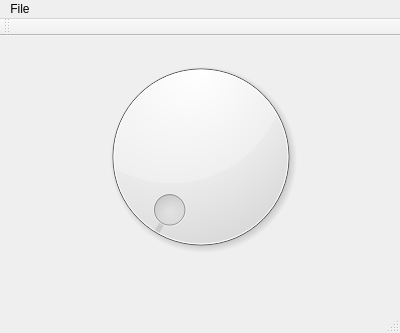
First picture: the form in light_controller.ui, repository kenaaker/light_controller, before the edit.
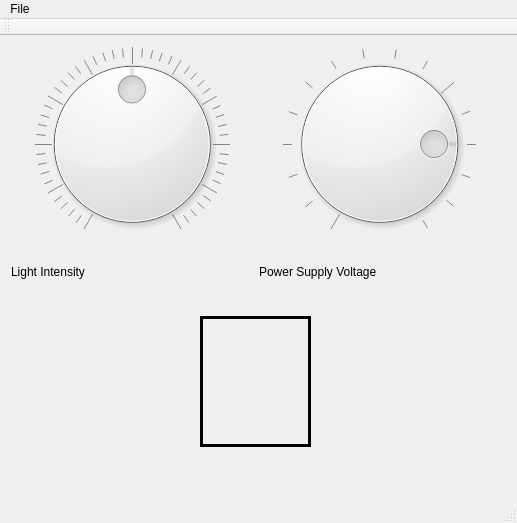
Second picture: the form after the edit. Icons and pictures are not drawn.

Commit message: New light controller core.

Diff of the .ui file:
```diff
--- a/light_controller.ui
+++ b/light_controller.ui
@@ -6,46 +6,157 @@
    <rect>
     <x>0</x>
     <y>0</y>
-    <width>400</width>
-    <height>333</height>
+    <width>517</width>
+    <height>523</height>
    </rect>
   </property>
   <property name="windowTitle">
    <string>light_controller</string>
   </property>
   <widget class="QWidget" name="centralWidget">
+   <property name="sizePolicy">
+    <sizepolicy hsizetype="MinimumExpanding" vsizetype="MinimumExpanding">
+     <horstretch>0</horstretch>
+     <verstretch>0</verstretch>
+    </sizepolicy>
+   </property>
    <widget class="QWidget" name="horizontalLayoutWidget">
     <property name="geometry">
      <rect>
       <x>0</x>
       <y>0</y>
-      <width>401</width>
-      <height>241</height>
+      <width>511</width>
+      <height>271</height>
      </rect>
     </property>
-    <layout class="QHBoxLayout" name="horizontalLayout">
+    <layout class="QHBoxLayout" name="horizontalLayout" stretch="5,5">
      <item>
-      <widget class="QDial" name="dial">
-       <property name="maximum">
-        <number>255</number>
+      <layout class="QVBoxLayout" name="light_intensity_layout" stretch="8,2">
+       <property name="sizeConstraint">
+        <enum>QLayout::SetDefaultConstraint</enum>
        </property>
-       <property name="singleStep">
-        <number>8</number>
-       </property>
-       <property name="pageStep">
-        <number>64</number>
-       </property>
-      </widget>
+       <item>
+        <widget class="QDial" name="light_intensity">
+         <property name="sizePolicy">
+          <sizepolicy hsizetype="MinimumExpanding" vsizetype="MinimumExpanding">
+           <horstretch>0</horstretch>
+           <verstretch>0</verstretch>
+          </sizepolicy>
+         </property>
+         <property name="toolTip">
+          <string extracomment="Light Intensity"/>
+         </property>
+         <property name="minimum">
+          <number>0</number>
+         </property>
+         <property name="maximum">
+          <number>100</number>
+         </property>
+         <property name="singleStep">
+          <number>1</number>
+         </property>
+         <property name="pageStep">
+          <number>10</number>
+         </property>
+         <property name="value">
+          <number>50</number>
+         </property>
+         <property name="notchesVisible">
+          <bool>true</bool>
+         </property>
+        </widget>
+       </item>
+       <item>
+        <widget class="QLabel" name="light_intensity_label">
+         <property name="sizePolicy">
+          <sizepolicy hsizetype="MinimumExpanding" vsizetype="MinimumExpanding">
+           <horstretch>0</horstretch>
+           <verstretch>0</verstretch>
+          </sizepolicy>
+         </property>
+         <property name="text">
+          <string>Light Intensity</string>
+         </property>
+         <property name="scaledContents">
+          <bool>true</bool>
+         </property>
+        </widget>
+       </item>
+      </layout>
+     </item>
+     <item>
+      <layout class="QVBoxLayout" name="power_supply_voltage_layout" stretch="8,2">
+       <item>
+        <widget class="QDial" name="ps_voltage">
+         <property name="toolTip">
+          <string extracomment="Power Supply Voltage"/>
+         </property>
+         <property name="maximum">
+          <number>15</number>
+         </property>
+         <property name="value">
+          <number>12</number>
+         </property>
+         <property name="notchesVisible">
+          <bool>true</bool>
+         </property>
+        </widget>
+       </item>
+       <item>
+        <widget class="QLabel" name="ps_voltage_label">
+         <property name="text">
+          <string>Power Supply Voltage</string>
+         </property>
+        </widget>
+       </item>
+      </layout>
      </item>
     </layout>
    </widget>
+   <widget class="QLabel" name="detected_somebody_label">
+    <property name="geometry">
+     <rect>
+      <x>200</x>
+      <y>280</y>
+      <width>111</width>
+      <height>131</height>
+     </rect>
+    </property>
+    <property name="sizePolicy">
+     <sizepolicy hsizetype="MinimumExpanding" vsizetype="MinimumExpanding">
+      <horstretch>0</horstretch>
+      <verstretch>0</verstretch>
+     </sizepolicy>
+    </property>
+    <property name="frameShape">
+     <enum>QFrame::Box</enum>
+    </property>
+    <property name="lineWidth">
+     <number>3</number>
+    </property>
+    <property name="text">
+     <string extracomment="Nothing in sight."/>
+    </property>
+    <property name="pixmap">
+     <pixmap>../../images/Me_in_my_office_2_really_small.jpg</pixmap>
+    </property>
+    <property name="alignment">
+     <set>Qt::AlignCenter</set>
+    </property>
+    <property name="wordWrap">
+     <bool>true</bool>
+    </property>
+    <property name="textInteractionFlags">
+     <set>Qt::NoTextInteraction</set>
+    </property>
+   </widget>
   </widget>
   <widget class="QMenuBar" name="menuBar">
    <property name="geometry">
     <rect>
      <x>0</x>
      <y>0</y>
-     <width>400</width>
+     <width>517</width>
      <height>23</height>
     </rect>
    </property>
```
Left out of the diff: 3 changed lines with no effect on the pictures. The commit also changes 6 other files.
